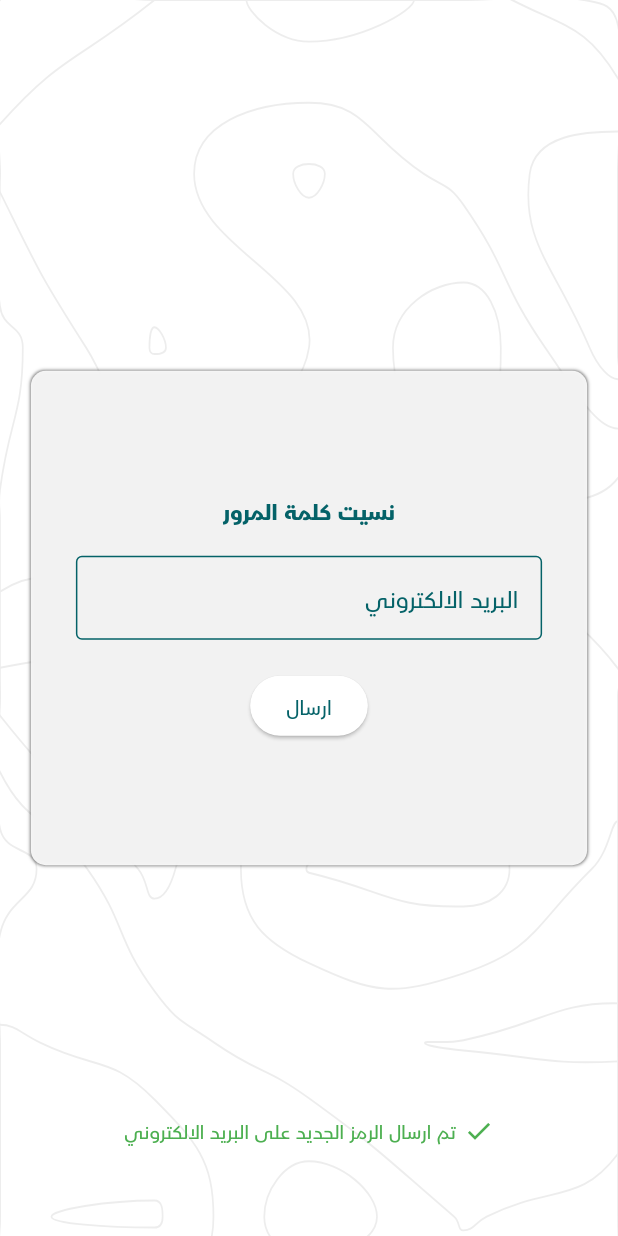
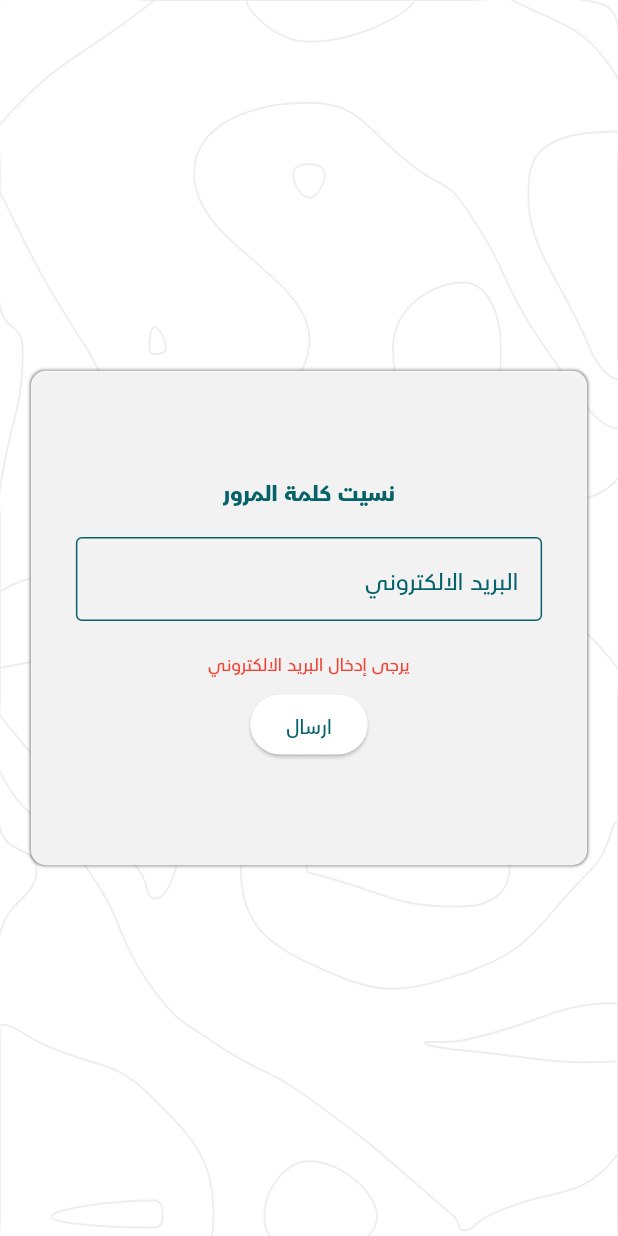
Before and after one commit to MohammadVanaki/alhayat, a Flutter app: the ForgotPasswordPage screen opened directly, after a tap on "ارسال", on a phone screen of 412 x 824 dp. Run offline on Flutter 3.47's test engine with Material 3 defaults, Android fonts, the phone set to English and light mode, and no system bars; our stand-ins replace animated_bottom_navigation_bar, audioplayers, connectivity_plus, firebase_core, firebase_messaging, flutter_local_notifications and 10 more; missing offline and left inert: flutter_downloader, screen_protector, webview_flutter_android; accounts and stored records are empty.

Commit message:
fix: address critical security vulnerabilities
- Stop storing plaintext password in local storage (auth_api_provider)
- Disable SSL bypass (ignoreSsl: false) in FlutterDownloader
- Gate debug mode behind kDebugMode in FlutterDownloader
- Remove sensitive prints: password, email, auth token, FCM token, response body
- Replace print() with debugPrint() for remaining non-sensitive logs
- Hide raw exception details in ErrorWidget for release builds
- Add input validation (empty-field + email format) on login and forgot-password forms
- Add google-services.json and GoogleService-Info.plist to .gitignore

Co-Authored-By: Devin AI <158243242+devin-ai-integration[bot]@users.noreply.github.com>

```diff
--- a/lib/features/feature_intro/data/data_source/auth_api_provider.dart
+++ b/lib/features/feature_intro/data/data_source/auth_api_provider.dart
@@ -10,9 +10,6 @@ Future userValidate({
   required String email,
   required String password,
 }) async {
-  debugPrint(email.toString());
-  debugPrint(password.toString());
-
   // Fix: Remove 'https://' from Constants.baseUrl
   // Constants.baseUrl should be something like: 'api.example.com' not 'https://api.example.com'
   final response = await http.post(
@@ -30,7 +27,6 @@ Future userValidate({
     final responseData = jsonDecode(response.body);
     Constants.getStorage.write('userData', {
       'email': email,
-      'password': password,
       'photo': responseData['photo'],
       'name': responseData['name'],
       'study_stages': responseData['study_stages'],
--- a/lib/features/feature_intro/data/data_source/forgot_api_provider.dart
+++ b/lib/features/feature_intro/data/data_source/forgot_api_provider.dart
@@ -8,7 +8,6 @@ Future userForgotPassword({required String email}) async {
     Uri.https(Constants.baseUrl, '/api/v1/forget-password', {'email': email}),
   );
   debugPrint(response.statusCode.toString());
-  debugPrint(jsonDecode(response.body).toString());
   if (response.statusCode == 200) {
     return jsonDecode(response.body);
   } else {
--- a/lib/features/feature_intro/screens/forgot_password_screen.dart
+++ b/lib/features/feature_intro/screens/forgot_password_screen.dart
@@ -15,6 +15,7 @@ class ForgotPasswordPage extends StatefulWidget {
 class _ForgotPasswordPageState extends State<ForgotPasswordPage> {
   final TextEditingController _controllerEmail = TextEditingController();
   Future? _forgotPasswordFuture;
+  String? _validationError;
   @override
   Widget build(BuildContext context) {
     Size size = MediaQuery.of(context).size;
@@ -62,12 +63,39 @@ class _ForgotPasswordPageState extends State<ForgotPasswordPage> {
                     controller: _controllerEmail,
                   ),
                   const Gap(20),
+                  if (_validationError != null)
+                    Padding(
+                      padding: const EdgeInsets.only(bottom: 8),
+                      child: Text(
+                        _validationError!,
+                        style: const TextStyle(
+                          color: Colors.red,
+                          fontSize: 12,
+                        ),
+                      ),
+                    ),
                   ElevatedButton(
                     onPressed: () {
+                      FocusManager.instance.primaryFocus?.unfocus();
+                      final email = _controllerEmail.text.trim();
+                      if (email.isEmpty) {
+                        setState(() {
+                          _validationError =
+                              'يرجى إدخال البريد الالكتروني';
+                        });
+                        return;
+                      }
+                      if (!RegExp(r'^[^@]+@[^@]+\.[^@]+').hasMatch(email)) {
+                        setState(() {
+                          _validationError =
+                              'يرجى إدخال بريد الكتروني صحيح';
+                        });
+                        return;
+                      }
                       setState(() {
-                        FocusManager.instance.primaryFocus?.unfocus();
+                        _validationError = null;
                         _forgotPasswordFuture =
-                            userForgotPassword(email: _controllerEmail.text);
+                            userForgotPassword(email: email);
                       });
                     },
                     child: Text(
```
Also changed, not shown: lib/config/notification.dart (+4 -5 lines), lib/features/feature_home/screens/home_screen.dart (+6 -10 lines), lib/features/feature_intro/screens/login_screen.dart (+34 -3 lines), lib/features/feature_offline/screens/main_offline_screen.dart (+4 -4 lines), lib/main.dart (+7 -2 lines), 1 other file.
